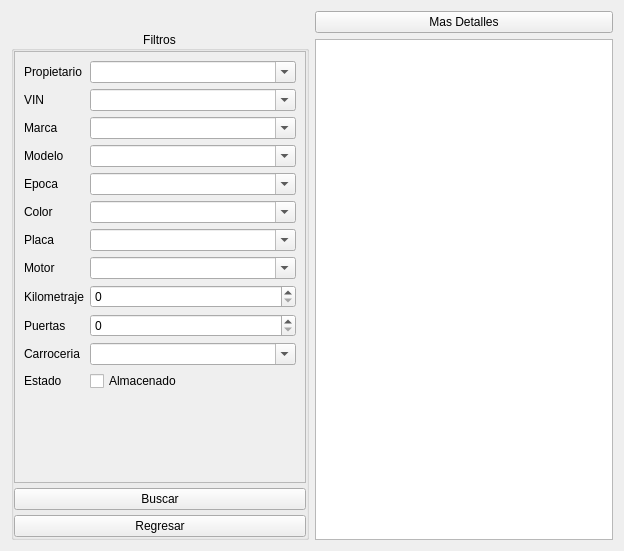
Old version of the form ui/datatablewidget.ui in the repository Abysmal683/proyecto-inventario-de-autos.
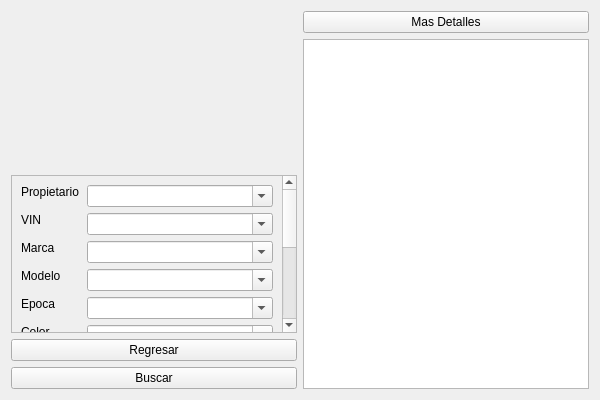
New version of the form. Icons and pictures are not drawn.

What changed in the file:
```diff
--- a/ui/datatablewidget.ui
+++ b/ui/datatablewidget.ui
@@ -6,10 +6,16 @@
    <rect>
     <x>0</x>
     <y>0</y>
-    <width>624</width>
-    <height>551</height>
+    <width>600</width>
+    <height>400</height>
    </rect>
   </property>
+  <property name="minimumSize">
+   <size>
+    <width>600</width>
+    <height>400</height>
+   </size>
+  </property>
   <property name="windowTitle">
    <string>Form</string>
   </property>
@@ -19,15 +25,15 @@
      <item alignment="Qt::AlignmentFlag::AlignTop">
       <widget class="QLabel" name="imagenLogo">
        <property name="sizePolicy">
-        <sizepolicy hsizetype="Maximum" vsizetype="Maximum">
+        <sizepolicy hsizetype="Preferred" vsizetype="Preferred">
          <horstretch>0</horstretch>
          <verstretch>0</verstretch>
         </sizepolicy>
        </property>
        <property name="maximumSize">
         <size>
-         <width>16777215</width>
-         <height>16777215</height>
+         <width>250</width>
+         <height>250</height>
         </size>
        </property>
        <property name="text">
@@ -42,40 +48,30 @@
       </widget>
      </item>
      <item>
-      <widget class="QGroupBox" name="groupBoxFiltros">
-       <property name="sizePolicy">
-        <sizepolicy hsizetype="MinimumExpanding" vsizetype="MinimumExpanding">
-         <horstretch>0</horstretch>
-         <verstretch>0</verstretch>
-        </sizepolicy>
-       </property>
-       <property name="title">
-        <string>Filtros</string>
-       </property>
-       <property name="alignment">
-        <set>Qt::AlignmentFlag::AlignCenter</set>
-       </property>
-       <property name="flat">
-        <bool>false</bool>
-       </property>
        <layout class="QVBoxLayout" name="verticalLayout">
-        <property name="spacing">
-         <number>5</number>
-        </property>
-        <property name="leftMargin">
-         <number>0</number>
-        </property>
-        <property name="topMargin">
-         <number>0</number>
-        </property>
-        <property name="rightMargin">
-         <number>0</number>
-        </property>
-        <property name="bottomMargin">
-         <number>0</number>
-        </property>
-        <item>
+       <item alignment="Qt::AlignmentFlag::AlignTop">
          <widget class="QScrollArea" name="scrollArea">
+         <property name="sizePolicy">
+          <sizepolicy hsizetype="Expanding" vsizetype="Ignored">
+           <horstretch>0</horstretch>
+           <verstretch>0</verstretch>
+          </sizepolicy>
+         </property>
+         <property name="minimumSize">
+          <size>
+           <width>0</width>
+           <height>150</height>
+          </size>
+         </property>
+         <property name="maximumSize">
+          <size>
+           <width>16777215</width>
+           <height>16777215</height>
+          </size>
+         </property>
+         <property name="sizeAdjustPolicy">
+          <enum>QAbstractScrollArea::SizeAdjustPolicy::AdjustIgnored</enum>
+         </property>
           <property name="widgetResizable">
            <bool>true</bool>
           </property>
@@ -84,15 +80,15 @@
             <rect>
              <x>0</x>
              <y>0</y>
-             <width>276</width>
-             <height>401</height>
+            <width>268</width>
+            <height>395</height>
             </rect>
            </property>
            <layout class="QFormLayout" name="formLayout">
             <item row="0" column="0">
              <widget class="QLabel" name="labelPropietario">
               <property name="sizePolicy">
-               <sizepolicy hsizetype="Fixed" vsizetype="Preferred">
+              <sizepolicy hsizetype="Fixed" vsizetype="Fixed">
                 <horstretch>0</horstretch>
                 <verstretch>0</verstretch>
                </sizepolicy>
@@ -124,7 +120,7 @@
             <item row="1" column="0">
              <widget class="QLabel" name="labelVin">
               <property name="sizePolicy">
-               <sizepolicy hsizetype="Fixed" vsizetype="Preferred">
+              <sizepolicy hsizetype="Fixed" vsizetype="Fixed">
                 <horstretch>0</horstretch>
                 <verstretch>0</verstretch>
                </sizepolicy>
@@ -156,7 +152,7 @@
             <item row="2" column="0">
              <widget class="QLabel" name="labelMarca">
               <property name="sizePolicy">
-               <sizepolicy hsizetype="Fixed" vsizetype="Preferred">
+              <sizepolicy hsizetype="Fixed" vsizetype="Fixed">
                 <horstretch>0</horstretch>
                 <verstretch>0</verstretch>
                </sizepolicy>
@@ -188,7 +184,7 @@
             <item row="3" column="0">
              <widget class="QLabel" name="labelModelo">
               <property name="sizePolicy">
-               <sizepolicy hsizetype="Fixed" vsizetype="Preferred">
+              <sizepolicy hsizetype="Fixed" vsizetype="Fixed">
                 <horstretch>0</horstretch>
                 <verstretch>0</verstretch>
                </sizepolicy>
@@ -220,7 +216,7 @@
             <item row="4" column="0">
              <widget class="QLabel" name="labelEpoca">
               <property name="sizePolicy">
-               <sizepolicy hsizetype="Fixed" vsizetype="Preferred">
+              <sizepolicy hsizetype="Fixed" vsizetype="Fixed">
                 <horstretch>0</horstretch>
                 <verstretch>0</verstretch>
                </sizepolicy>
@@ -252,7 +248,7 @@
             <item row="5" column="0">
              <widget class="QLabel" name="labelColor">
               <property name="sizePolicy">
-               <sizepolicy hsizetype="Fixed" vsizetype="Preferred">
+              <sizepolicy hsizetype="Fixed" vsizetype="Fixed">
                 <horstretch>0</horstretch>
                 <verstretch>0</verstretch>
                </sizepolicy>
@@ -284,7 +280,7 @@
             <item row="6" column="0">
              <widget class="QLabel" name="labelMatricula">
               <property name="sizePolicy">
-               <sizepolicy hsizetype="Fixed" vsizetype="Preferred">
+              <sizepolicy hsizetype="Fixed" vsizetype="Fixed">
                 <horstretch>0</horstretch>
                 <verstretch>0</verstretch>
                </sizepolicy>
@@ -316,7 +312,7 @@
             <item row="7" column="0">
              <widget class="QLabel" name="labelMotor">
               <property name="sizePolicy">
-               <sizepolicy hsizetype="Fixed" vsizetype="Preferred">
+              <sizepolicy hsizetype="Fixed" vsizetype="Fixed">
                 <horstretch>0</horstretch>
                 <verstretch>0</verstretch>
                </sizepolicy>
@@ -348,7 +344,7 @@
             <item row="8" column="0">
              <widget class="QLabel" name="labelKilometraje">
               <property name="sizePolicy">
-               <sizepolicy hsizetype="Fixed" vsizetype="Preferred">
+              <sizepolicy hsizetype="Fixed" vsizetype="Fixed">
                 <horstretch>0</horstretch>
                 <verstretch>0</verstretch>
                </sizepolicy>
@@ -376,6 +372,12 @@
             </item>
             <item row="9" column="0">
              <widget class="QLabel" name="labelPuertas">
+             <property name="sizePolicy">
+              <sizepolicy hsizetype="Fixed" vsizetype="Fixed">
+               <horstretch>0</horstretch>
+               <verstretch>0</verstretch>
+              </sizepolicy>
+             </property>
               <property name="text">
                <string>Puertas</string>
               </property>
@@ -386,6 +388,12 @@
               <property name="enabled">
                <bool>true</bool>
               </property>
+             <property name="sizePolicy">
+              <sizepolicy hsizetype="MinimumExpanding" vsizetype="Fixed">
+               <horstretch>0</horstretch>
+               <verstretch>0</verstretch>
+              </sizepolicy>
+             </property>
               <property name="maximum">
                <number>10</number>
               </property>
@@ -396,6 +404,12 @@
             </item>
             <item row="10" column="0">
              <widget class="QLabel" name="labelCarroceria">
+             <property name="sizePolicy">
+              <sizepolicy hsizetype="Fixed" vsizetype="Fixed">
+               <horstretch>0</horstretch>
+               <verstretch>0</verstretch>
+              </sizepolicy>
+             </property>
               <property name="text">
                <string>Carroceria</string>
               </property>
@@ -407,7 +421,7 @@
                <bool>true</bool>
               </property>
               <property name="sizePolicy">
-               <sizepolicy hsizetype="Expanding" vsizetype="Fixed">
+              <sizepolicy hsizetype="MinimumExpanding" vsizetype="Fixed">
                 <horstretch>0</horstretch>
                 <verstretch>0</verstretch>
                </sizepolicy>
@@ -422,6 +436,12 @@
             </item>
             <item row="11" column="0">
              <widget class="QLabel" name="labelDetalles_2">
+             <property name="sizePolicy">
+              <sizepolicy hsizetype="Fixed" vsizetype="Fixed">
+               <horstretch>0</horstretch>
+               <verstretch>0</verstretch>
+              </sizepolicy>
+             </property>
               <property name="text">
                <string>Estado</string>
               </property>
@@ -432,6 +452,12 @@
               <property name="enabled">
                <bool>true</bool>
               </property>
+             <property name="sizePolicy">
+              <sizepolicy hsizetype="MinimumExpanding" vsizetype="Fixed">
+               <horstretch>0</horstretch>
+               <verstretch>0</verstretch>
+              </sizepolicy>
+             </property>
               <property name="text">
                <string>Almacenado</string>
               </property>
@@ -441,12 +467,7 @@
           </widget>
          </widget>
         </item>
-        <item>
-         <widget class="QPushButton" name="pushButtonBuscar">
-          <property name="text">
-           <string>Buscar</string>
-          </property>
-         </widget>
+      </layout>
         </item>
         <item>
          <widget class="QPushButton" name="pushButtonRegresar">
@@ -455,7 +476,11 @@
           </property>
          </widget>
         </item>
-       </layout>
+     <item>
+      <widget class="QPushButton" name="pushButtonBuscar">
+       <property name="text">
+        <string>Buscar</string>
+       </property>
       </widget>
      </item>
     </layout>
```
Lines whose indentation alone changed are shown as unchanged.
